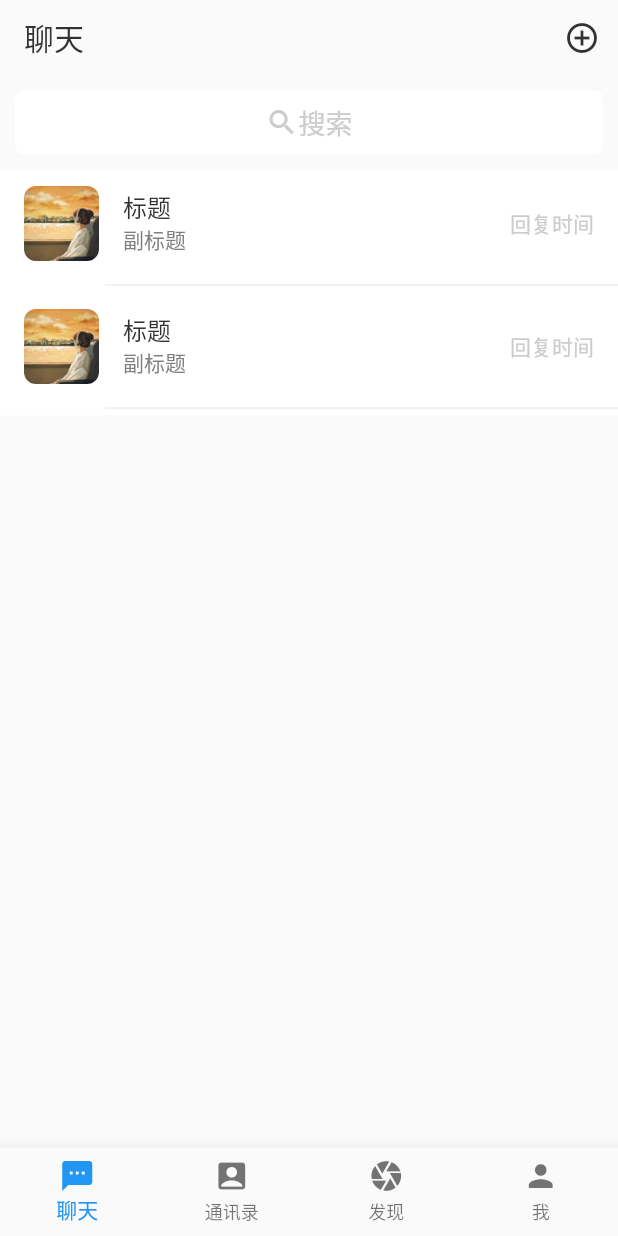
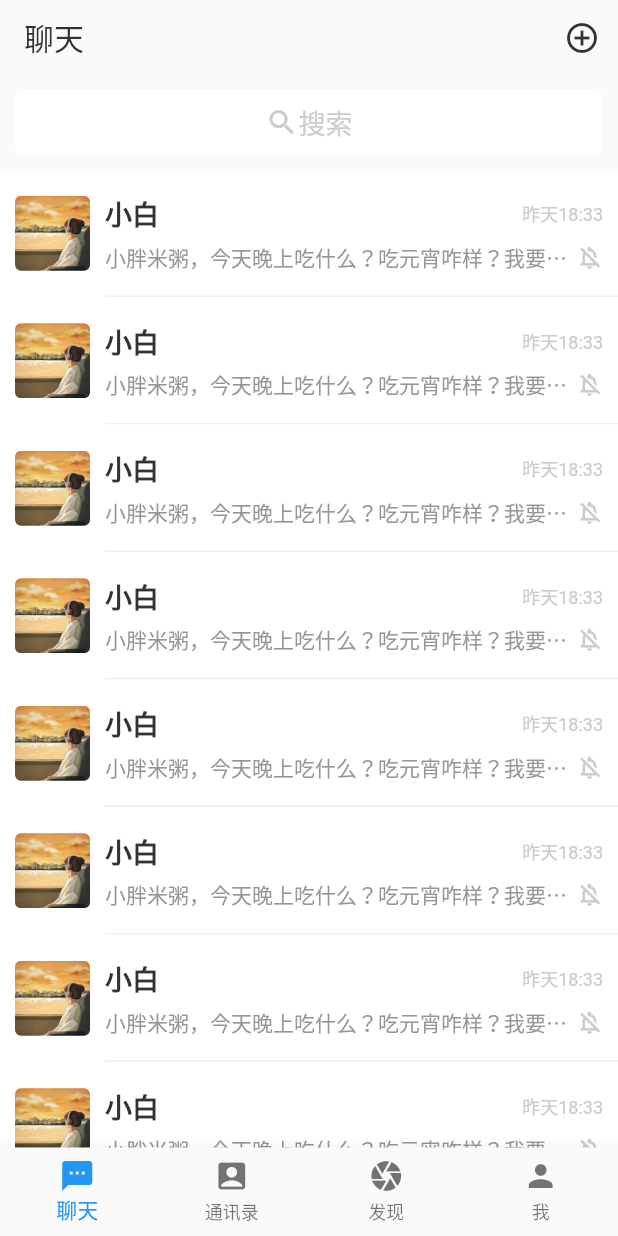
Before and after one commit to zy-xmz/glastudio, a Flutter app: the screen it shows after launch, on a phone screen of 412 x 824 dp. Run offline on Flutter 3.47's test engine with Material 2 defaults, Android fonts, the phone set to English and light mode, and no system bars; drawn by our look-alikes of flutter_slidable.

Commit message:
首页列表增加侧滑效果

```diff
--- a/lib/pages/chat.dart
+++ b/lib/pages/chat.dart
@@ -1,6 +1,10 @@
 import 'package:flutter/material.dart';
+// 引入自定义的导航栏组件
 import 'package:glastudio/components/custom_bar.dart';
+// 引入自定义的搜索栏按钮组件
 import 'package:glastudio/components/search_bar_btn.dart';
+// 引入行内侧滑插件flutter_slidable
+import 'package:flutter_slidable/flutter_slidable.dart';
 
 class Chat extends StatelessWidget {
   const Chat({Key? key}) : super(key: key);
@@ -8,101 +12,162 @@ class Chat extends StatelessWidget {
   @override
   Widget build(BuildContext context) {
     return Scaffold(
-      appBar: CustomBar(
-        title: '聊天',
-        actions: [
+        appBar: CustomBar(title: '聊天', actions: [
           // 定义一个点击显示菜单的按钮
           PopupMenuButton(
-            icon: const Icon(Icons.add_circle_outline,
-                color: Color(0xFF323232)),
+            icon:
+                const Icon(Icons.add_circle_outline, color: Color(0xFF323232)),
             color: const Color(0x99000000),
             // offset控制菜单弹窗的位置
             offset: const Offset(0, 50),
             // RoundedRectangleBorder 圆角矩形
-            shape: RoundedRectangleBorder(
-              borderRadius: BorderRadius.circular(6)
-            ),
+            shape:
+                RoundedRectangleBorder(borderRadius: BorderRadius.circular(6)),
             // 创建菜单
             itemBuilder: (context) => [
               // 菜单项
-              PopupMenuItem(child: Row(children: [
-                Container(child: const Icon(Icons.wechat), margin: const EdgeInsets.only(right: 10)),
+              PopupMenuItem(
+                  child: Row(children: [
+                Container(
+                    child: const Icon(Icons.wechat),
+                    margin: const EdgeInsets.only(right: 10)),
                 const Text('发起群聊', style: TextStyle(color: Colors.white))
               ])),
               // 菜单项
-              PopupMenuItem(child: Row(children: [
-                Container(child: const Icon(Icons.person_add_alt_1), margin: const EdgeInsets.only(right: 10)),
+              PopupMenuItem(
+                  child: Row(children: [
+                Container(
+                    child: const Icon(Icons.person_add_alt_1),
+                    margin: const EdgeInsets.only(right: 10)),
                 const Text('添加朋友', style: TextStyle(color: Colors.white))
               ])),
               // 菜单项
-              PopupMenuItem(child: Row(children: [
-                Container(child: const Icon(Icons.qr_code_scanner), margin: const EdgeInsets.only(right: 10)),
+              PopupMenuItem(
+                  child: Row(children: [
+                Container(
+                    child: const Icon(Icons.qr_code_scanner),
+                    margin: const EdgeInsets.only(right: 10)),
                 const Text('扫一扫', style: TextStyle(color: Colors.white))
               ])),
               // 菜单项
-              PopupMenuItem(child: Row(children: [
-                Container(child: const Icon(Icons.credit_score), margin: const EdgeInsets.only(right: 10)),
+              PopupMenuItem(
+                  child: Row(children: [
+                Container(
+                    child: const Icon(Icons.credit_score),
+                    margin: const EdgeInsets.only(right: 10)),
                 const Text('收付款', style: TextStyle(color: Colors.white))
               ])),
             ],
           )
         ]),
-        body: Column(children: [
-          const SearchBarBtn(),
-          Container(
-            color: Colors.white,
-            child: Column(children: [
-              ListTile(
-                  // 左边内容
-                leading: ClipRRect(
-                    borderRadius: BorderRadius.circular(8.0),
-                    child: Image.asset('lib/assets/img/head.jpg',
-                        width: 50, height: 50)),
-                // 右边内容
-                trailing: const Text('回复时间',
-                    style: TextStyle(color: Color(0xFFcccccc))),
-                // 中间第一行标题
-                title: const Text('标题',
-                    style: TextStyle(color: Color(0xFF323232))),
-                // 中间第二行标题
-                subtitle: const Text('副标题',
-                    style: TextStyle(color: Color(0xFF7f7f7f))),
-                // 是否有选中效果
-                selected: true,
-                // 点击事件
-                onTap: () => {}),
-                const Divider(
-                  height: 10,
-                  thickness: 1,
-                  indent: 70,
-                  color: Color(0xFFeeeeee)),
-              ListTile(
-                  // 左边内容
-                leading: ClipRRect(
-                    borderRadius: BorderRadius.circular(8.0),
-                    child: Image.asset('lib/assets/img/head.jpg',
-                        width: 50, height: 50)),
-                // 右边内容
-                trailing: const Text('回复时间',
-                    style: TextStyle(color: Color(0xFFcccccc))),
-                // 中间第一行标题
-                title: const Text('标题',
-                    style: TextStyle(color: Color(0xFF323232))),
-                // 中间第二行标题
-                subtitle: const Text('副标题',
-                    style: TextStyle(color: Color(0xFF7f7f7f))),
-                // 是否有选中效果
-                selected: true,
-                // 点击事件
-                onTap: () => {}),
-                const Divider(
-                  height: 10,
-                  thickness: 1,
-                  indent: 70,
-                  color: Color(0xFFeeeeee)),
+        // 滚动组件
+        body: CustomScrollView(
+            // slivers 组件列表
+            slivers: [
+              const SliverToBoxAdapter(
+                  // 自定义的搜索栏按钮
+                  child: SearchBarBtn()),
+              // SlidableAutoCloseBehavior flutter_slidable插件提供的类；作用：同时只有一个滑动菜单
+              SlidableAutoCloseBehavior(
+                // 列表
+                child: SliverList(
+                    // SliverChildBuilderDelegate 使用builder回调创建子组件
+                    delegate: SliverChildBuilderDelegate((content, int index) {
+                  // 使用flutter_slidable侧滑插件
+                  return Slidable(
+                    // 右边向左滑
+                    endActionPane: ActionPane(
+                      motion: const ScrollMotion(),
+                      children: [
+                        SlidableAction(
+                          onPressed: (BuildContext context) {},
+                          backgroundColor: const Color(0xFF3d83e6),
+                          foregroundColor: Colors.white,
+                          label: '标为已读',
+                        ), //操作一
+                        SlidableAction(
+                          onPressed: (BuildContext context) {},
+                          backgroundColor: const Color(0xFFeca150),
+                          foregroundColor: Colors.white,
+                          label: '不显示',
+                        ), //操作二
+                        SlidableAction(
+                          onPressed: (BuildContext context) {},
+                          backgroundColor: const Color(0xFFe75e58),
+                          foregroundColor: Colors.white,
+                          label: '删除',
+                        ), //操作三
+                      ],
+                    ),
+                    // 行内容
+                    child: Column(children: [
+                      // 单行内容
+                      Container(
+                        color: Colors.white, // 单行背景色设置为白色
+                        padding: const EdgeInsets.symmetric(
+                            horizontal: 10, vertical: 16), // 设置行内水平和垂直方向上的边距
+                        child: Row(children: [
+                          // 左边头像
+                          Container(
+                            margin: const EdgeInsets.only(
+                                right: 10), // 设置头像到右边内容的距离
+                            child: ClipRRect(
+                                child: Image.asset('lib/assets/img/head.jpg',
+                                    width: 50, height: 50), // 设置头像
+                                borderRadius: BorderRadius.circular(4) // 设置头像圆角
+                                ),
+                          ),
+                          // 右边内容
+                          Expanded(
+                            child: Column(children: [
+                              Row(children: const [
+                                Expanded(
+                                    child: Text('小白',
+                                        style: TextStyle(
+                                            fontSize: 18,
+                                            color: Color(0xFF323232),
+                                            fontWeight: FontWeight.bold),
+                                        overflow: TextOverflow
+                                            .ellipsis)), // 设置主标题，自动占满剩余空间
+                                Text(
+                                  '昨天18:33',
+                                  style: TextStyle(
+                                      fontSize: 12, color: Color(0xFFcccccc)),
+                                ) // 设置右边的时间
+                              ]),
+                              Container(
+                                margin: const EdgeInsets.only(top: 5),
+                                child: Row(children: const [
+                                  Expanded(
+                                    child: Text('小胖米粥，今天晚上吃什么？吃元宵咋样？我要飞的更高',
+                                        style: TextStyle(
+                                            fontSize: 14,
+                                            color: Color(0xFF969696)),
+                                        overflow:
+                                            TextOverflow.ellipsis // 设置文本溢出的处理方式
+                                        ),
+                                  ),
+                                  Icon(Icons.notifications_off_outlined,
+                                      color: Color(0xFFcccccc), size: 18)
+                                ]),
+                              )
+                            ]),
+                          ),
+                        ]),
+                      ),
+                      // 分割线
+                      const Divider(
+                          color: Color(0xFFeeeeee), // 分割线颜色
+                          height: 0, // 分割线距离上下的高度
+                          indent: 70, // 缩进长度
+                          thickness: 1 // 分割线的厚度
+                          )
+                    ]),
+                  );
+                }, childCount: 10)),
+              )
             ])
-          )
-        ]),// 搜索框
+        // 搜索框
         );
   }
 }
--- a/pubspec.yaml
+++ b/pubspec.yaml
@@ -33,6 +33,9 @@ dependencies:
   # The following adds the Cupertino Icons font to your application.
   # Use with the CupertinoIcons class for iOS style icons.
   cupertino_icons: ^1.0.2
+
+  # 行内侧滑插件
+  flutter_slidable: ^1.2.0
 
 dev_dependencies:
   flutter_test:
```
Also changed, not shown: pubspec.lock.
